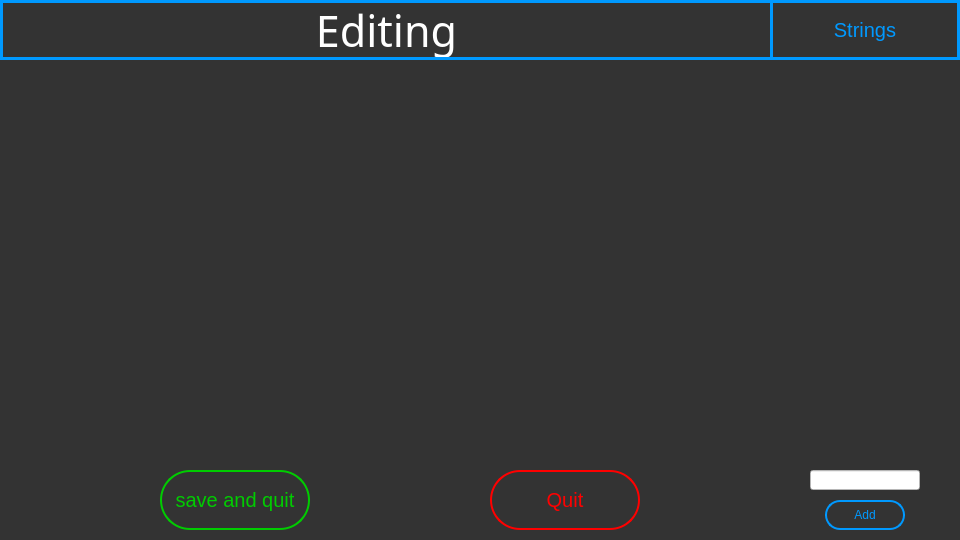
Old version of the form mainwindow.ui in the repository Coolxer/Vis4xe.
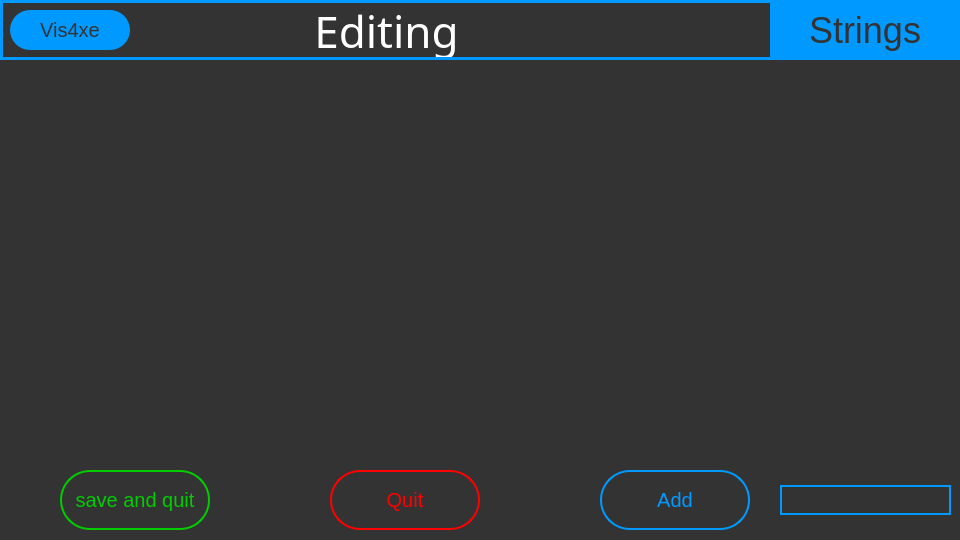
New version of the form.

Diff of the .ui file:
```diff
--- a/mainwindow.ui
+++ b/mainwindow.ui
@@ -489,9 +489,10 @@
        </rect>
       </property>
       <property name="styleSheet">
-       <string notr="true">border: 3px solid #0099ff;
-color: #0099ff;
-font-size: 20px;</string>
+       <string notr="true">color: #333333;
+font-size: 36px;
+background-color: #0099ff;
+font-family: &quot;Tw Cen MT Condensed&quot;,  Extra Bold;</string>
       </property>
       <property name="text">
        <string>Strings</string>
@@ -503,7 +504,7 @@
      <widget class="QPushButton" name="editingQuitButton">
       <property name="geometry">
        <rect>
-        <x>490</x>
+        <x>330</x>
         <y>470</y>
         <width>150</width>
         <height>60</height>
@@ -533,10 +534,10 @@
      <widget class="QPushButton" name="addStringButton">
       <property name="geometry">
        <rect>
-        <x>825</x>
-        <y>500</y>
-        <width>80</width>
-        <height>30</height>
+        <x>600</x>
+        <y>470</y>
+        <width>150</width>
+        <height>60</height>
        </rect>
       </property>
       <property name="styleSheet">
@@ -544,10 +545,10 @@
 {
 	border: 2px solid #0099ff;
 	color: #0099ff;
-    border-radius:15px;
+	border-radius:30px;
+	font-size:20px;
 }
 
-
 #addStringButton:hover
 {
 	background-color: #0099ff;
@@ -562,27 +563,28 @@
      <widget class="QLineEdit" name="stringValueLine">
       <property name="geometry">
        <rect>
-        <x>810</x>
-        <y>470</y>
-        <width>110</width>
-        <height>20</height>
+        <x>780</x>
+        <y>485</y>
+        <width>171</width>
+        <height>30</height>
        </rect>
       </property>
       <property name="minimumSize">
        <size>
-        <width>110</width>
-        <height>20</height>
+        <width>10</width>
+        <height>10</height>
        </size>
       </property>
       <property name="maximumSize">
        <size>
-        <width>110</width>
-        <height>20</height>
+        <width>300</width>
+        <height>200</height>
        </size>
       </property>
       <property name="styleSheet">
-       <string notr="true">background-color: #FFFFFF;
-color: #000000;</string>
+       <string notr="true">background-color: #333333;
+color: #0099ff;
+border: 2px solid #0099ff;</string>
       </property>
       <property name="text">
        <string/>
@@ -594,7 +596,7 @@
      <widget class="QPushButton" name="editingQuitWithSaveButton">
       <property name="geometry">
        <rect>
-        <x>160</x>
+        <x>60</x>
         <y>470</y>
         <width>150</width>
         <height>60</height>
@@ -632,8 +634,8 @@
       </property>
       <property name="font">
        <font>
-        <family>Vladimir Script</family>
-        <pointsize>32</pointsize>
+        <family>Tw Cen MT Condensed,Extra 12</family>
+        <pointsize>-1</pointsize>
        </font>
       </property>
       <property name="styleSheet">
@@ -642,6 +644,9 @@
 border-left: 3px solid #0099ff;
 
 color: #FFFFFF;
+
+font-family: &quot;Tw Cen MT Condensed&quot;,  Extra Bold;
+font-size:44px;
 </string>
       </property>
       <property name="text">
@@ -651,6 +656,35 @@
        <set>Qt::AlignCenter</set>
       </property>
      </widget>
+     <widget class="QLabel" name="label_7">
+      <property name="geometry">
+       <rect>
+        <x>10</x>
+        <y>10</y>
+        <width>120</width>
+        <height>40</height>
+       </rect>
+      </property>
+      <property name="styleSheet">
+       <string notr="true">color: #333333;
+font-size:20px;
+border-radius: 20px;
+background-color:#0099ff</string>
+      </property>
+      <property name="text">
+       <string>Vis4xe</string>
+      </property>
+      <property name="alignment">
+       <set>Qt::AlignCenter</set>
+      </property>
+     </widget>
+     <zorder>stringsHeader</zorder>
+     <zorder>label</zorder>
+     <zorder>label_7</zorder>
+     <zorder>editingQuitWithSaveButton</zorder>
+     <zorder>editingQuitButton</zorder>
+     <zorder>stringValueLine</zorder>
+     <zorder>addStringButton</zorder>
     </widget>
    </widget>
   </widget>
```
Left out of the diff: 119 changed lines with no effect on the pictures.
